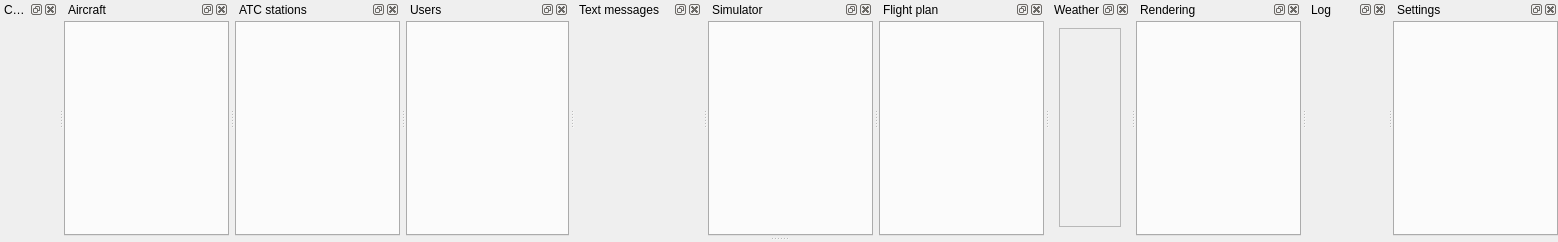
swift-project/pilotclient, file src/blackgui/components/maininfoareacomponent.ui: the form before one commit.
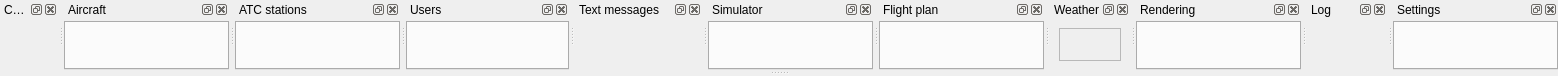
The form after the commit. Icons and pictures are not drawn. Custom widgets are drawn as their Qt base class.

What changed in the file:
```diff
--- a/src/blackgui/components/maininfoareacomponent.ui
+++ b/src/blackgui/components/maininfoareacomponent.ui
@@ -6,8 +6,8 @@
    <rect>
     <x>0</x>
     <y>0</y>
-    <width>1533</width>
-    <height>242</height>
+    <width>1530</width>
+    <height>71</height>
    </rect>
   </property>
   <property name="windowTitle">
```
Left out of the diff: 2 changed lines with no effect on the pictures.
